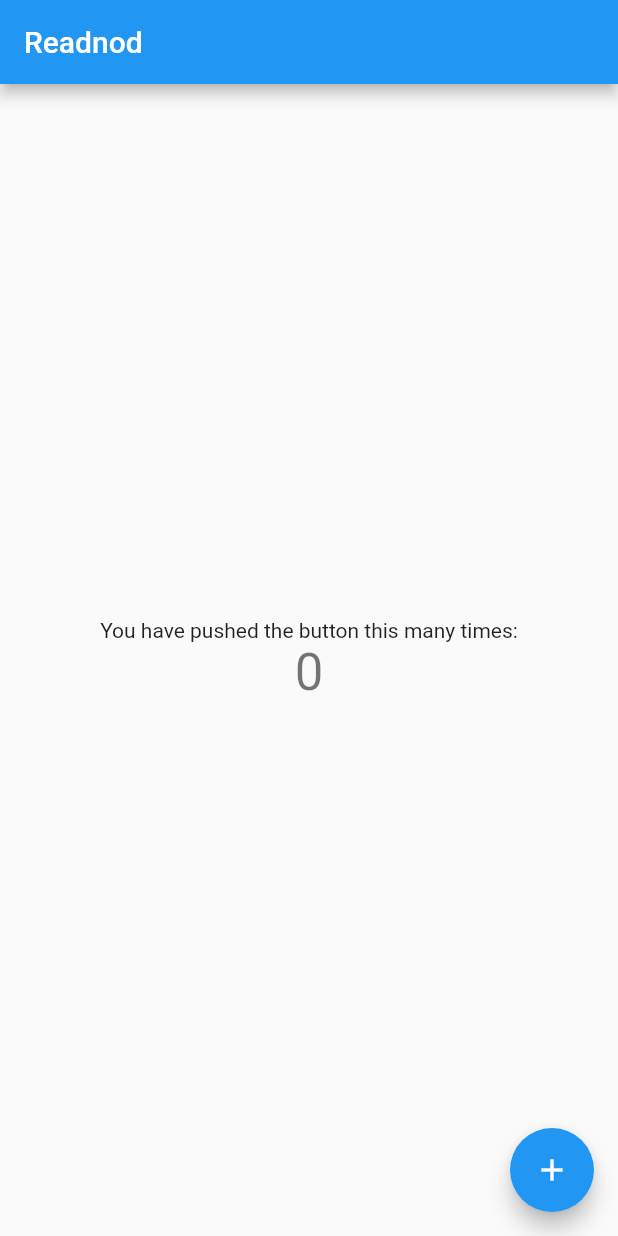
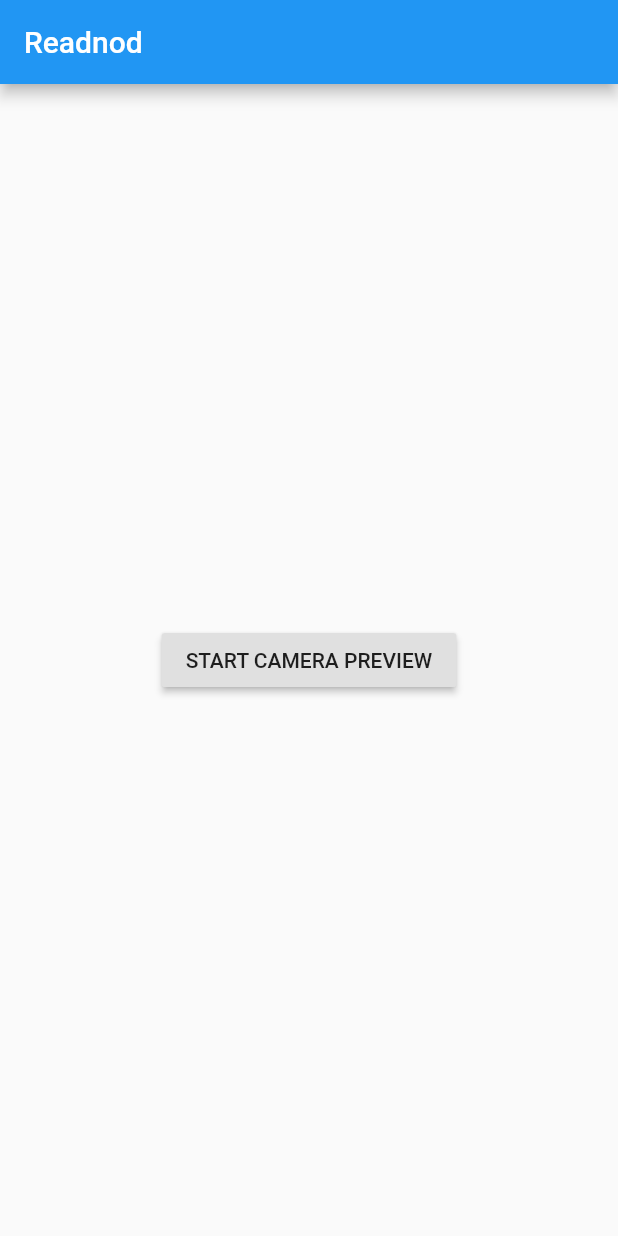
Before and after one commit to softwarehutpl/Flutter_ML_playground, a Flutter app: the screen it shows after launch, on a phone screen of 412 x 824 dp. Run offline on Flutter 3.47's test engine with Material 2 defaults, Android fonts, the phone set to English and light mode, and no system bars; our stand-ins replace camera, flutter_bloc.

Commit message:
feat: added camera preview. pending switching cameras

```diff
--- a/lib/Localizations.dart
+++ /dev/null
@@ -1,45 +0,0 @@
-
-import 'package:flutter/material.dart';
-import 'package:intl/intl.dart';
-import 'package:readnod/l10n/messages_all.dart';
-
-class AppsLocalizations {
-
-  final String localeName;
-
-  AppsLocalizations({@required this.localeName});
-
-  static Future<AppsLocalizations> load(Locale locale) {
-    final String name = (locale.countryCode != null && locale.countryCode.isNotEmpty) ? locale.toString() : locale.languageCode;
-    final String localeName = Intl.canonicalizedLocale(name);
-    return initializeMessages(localeName).then((_) {
-      return AppsLocalizations(localeName: localeName);
-    });
-  }
-
-  static AppsLocalizations of(BuildContext context) {
-    return Localizations.of<AppsLocalizations>(context, AppsLocalizations);
-  }
-
-  String get title {
-    return Intl.message(
-        "Readnod",
-        name: 'title',
-        desc: 'Application title/name',
-        locale: localeName,
-    );
-  }
-}
-
-class AppsLocalizationsDelegate extends LocalizationsDelegate<AppsLocalizations> {
-  const AppsLocalizationsDelegate();
-
-  @override
-  bool isSupported(Locale locale) => ['en', 'pl'].contains(locale.languageCode);
-
-  @override
-  Future<AppsLocalizations> load(Locale locale) => AppsLocalizations.load(locale);
-
-  @override
-  bool shouldReload(AppsLocalizationsDelegate old) => false;
-}
--- a/lib/l10n/intl_en.arb
+++ b/lib/l10n/intl_en.arb
@@ -1,9 +1,33 @@
 {
-  "@@last_modified": "2020-07-02T13:20:42.240228",
+  "@@last_modified": "2020-07-02T16:14:51.627200",
   "title": "Readnod",
   "@title": {
     "description": "Application title/name",
     "type": "text",
     "placeholders": {}
+  },
+  "cameraPreview": "Start camera preview",
+  "@cameraPreview": {
+    "description": "Text used on button for starting camera preview for text recognition",
+    "type": "text",
+    "placeholders": {}
+  },
+  "cameraPermissionsNotGranted": "Camera & Microphone permissions are required. Please grant them in App settings and then retry initialization.",
+  "@cameraPermissionsNotGranted": {
+    "description": "Text used to inform user that camera related permissions are required",
+    "type": "text",
+    "placeholders": {}
+  },
+  "cameraUnknownError": "Unable to initialize camera preview due to unknown error. Please try again later",
+  "@cameraUnknownError": {
+    "description": "Text used to inform user that some unknown error occurred during camera initialization",
+    "type": "text",
+    "placeholders": {}
+  },
+  "retry": "Retry",
+  "@retry": {
+    "description": "Not much to say it's retry",
+    "type": "text",
+    "placeholders": {}
   }
 }
--- a/lib/l10n/intl_messages.arb
+++ b/lib/l10n/intl_messages.arb
@@ -1,9 +1,33 @@
 {
-  "@@last_modified": "2020-07-02T13:20:42.240228",
+  "@@last_modified": "2020-07-02T16:14:51.627200",
   "title": "Readnod",
   "@title": {
     "description": "Application title/name",
     "type": "text",
     "placeholders": {}
+  },
+  "cameraPreview": "Start camera preview",
+  "@cameraPreview": {
+    "description": "Text used on button for starting camera preview for text recognition",
+    "type": "text",
+    "placeholders": {}
+  },
+  "cameraPermissionsNotGranted": "Camera & Microphone permissions are required. Please grant them in App settings and then retry initialization.",
+  "@cameraPermissionsNotGranted": {
+    "description": "Text used to inform user that camera related permissions are required",
+    "type": "text",
+    "placeholders": {}
+  },
+  "cameraUnknownError": "Unable to initialize camera preview due to unknown error. Please try again later",
+  "@cameraUnknownError": {
+    "description": "Text used to inform user that some unknown error occurred during camera initialization",
+    "type": "text",
+    "placeholders": {}
+  },
+  "retry": "Retry",
+  "@retry": {
+    "description": "Not much to say it's retry",
+    "type": "text",
+    "placeholders": {}
   }
 }
--- a/lib/l10n/messages_en.dart
+++ b/lib/l10n/messages_en.dart
@@ -21,6 +21,10 @@ class MessageLookup extends MessageLookupByLibrary {
 
   final messages = _notInlinedMessages(_notInlinedMessages);
   static _notInlinedMessages(_) => <String, Function> {
+    "cameraPermissionsNotGranted" : MessageLookupByLibrary.simpleMessage("Camera & Microphone permissions are required. Please grant them in App settings and then retry initialization."),
+    "cameraPreview" : MessageLookupByLibrary.simpleMessage("Start camera preview"),
+    "cameraUnknownError" : MessageLookupByLibrary.simpleMessage("Unable to initialize camera preview due to unknown error. Please try again later"),
+    "retry" : MessageLookupByLibrary.simpleMessage("Retry"),
     "title" : MessageLookupByLibrary.simpleMessage("Readnod")
   };
 }
--- a/lib/l10n/messages_messages.dart
+++ b/lib/l10n/messages_messages.dart
@@ -21,6 +21,10 @@ class MessageLookup extends MessageLookupByLibrary {
 
   final messages = _notInlinedMessages(_notInlinedMessages);
   static _notInlinedMessages(_) => <String, Function> {
+    "cameraPermissionsNotGranted" : MessageLookupByLibrary.simpleMessage("Camera & Microphone permissions are required. Please grant them in App settings and then retry initialization."),
+    "cameraPreview" : MessageLookupByLibrary.simpleMessage("Start camera preview"),
+    "cameraUnknownError" : MessageLookupByLibrary.simpleMessage("Unable to initialize camera preview due to unknown error. Please try again later"),
+    "retry" : MessageLookupByLibrary.simpleMessage("Retry"),
     "title" : MessageLookupByLibrary.simpleMessage("Readnod")
   };
 }
--- a/lib/l10n/messages_pl.dart
+++ b/lib/l10n/messages_pl.dart
@@ -21,6 +21,10 @@ class MessageLookup extends MessageLookupByLibrary {
 
   final messages = _notInlinedMessages(_notInlinedMessages);
   static _notInlinedMessages(_) => <String, Function> {
+    "cameraPermissionsNotGranted" : MessageLookupByLibrary.simpleMessage("Uprawnienia do korzystania z Aparatu i Mikrofonu są niezbędne. Proszę udostępnij Aplikacji dostęp do nich w ustawieniach systemowych i spróbuj ponownie."),
+    "cameraPreview" : MessageLookupByLibrary.simpleMessage("Uruchom podgląd z aparatu"),
+    "cameraUnknownError" : MessageLookupByLibrary.simpleMessage("Nie udało się zainicjalizować podglądu z aparatu z powodu nieznanego błędu. Proszę spróbuj ponownie później."),
+    "retry" : MessageLookupByLibrary.simpleMessage("Ponów"),
     "title" : MessageLookupByLibrary.simpleMessage("Readnod PL")
   };
 }
--- a/lib/main.dart
+++ b/lib/main.dart
@@ -1,6 +1,8 @@
 import 'package:flutter/material.dart';
 import 'package:flutter_localizations/flutter_localizations.dart';
-import 'package:readnod/Localizations.dart';
+import 'package:readnod/translations.dart';
+import 'package:readnod/navigation.dart';
+import 'package:readnod/text_recognition/preview/widget.dart';
 
 void main() {
   runApp(MyApp());
@@ -11,7 +13,7 @@ class MyApp extends StatelessWidget {
   Widget build(BuildContext context) {
     return MaterialApp(
       localizationsDelegates: [
-        const AppsLocalizationsDelegate(),
+        const TranslationsDelegate(),
         GlobalMaterialLocalizations.delegate,
         GlobalWidgetsLocalizations.delegate,
         GlobalCupertinoLocalizations.delegate,
@@ -23,52 +25,33 @@ class MyApp extends StatelessWidget {
       theme: ThemeData(
         primarySwatch: Colors.blue,
       ),
-      home: MyHomePage(),
+      initialRoute: MyHomePage.route,
+      routes: {
+        MyHomePage.route: (_) => MyHomePage(),
+        CameraPreviewWidget.route: (_) => CameraPreviewWidget(),
+      },
     );
   }
 }
 
-class MyHomePage extends StatefulWidget {
+class MyHomePage extends StatelessWidget {
+  static final route = "/";
+
   MyHomePage({Key key}) : super(key: key);
-
-  @override
-  _MyHomePageState createState() => _MyHomePageState();
-}
-
-class _MyHomePageState extends State<MyHomePage> {
-  int _counter = 0;
-
-  void _incrementCounter() {
-    setState(() {
-      _counter++;
-    });
-  }
 
   @override
   Widget build(BuildContext context) {
     return Scaffold(
-      appBar: AppBar(
-        title: Text(AppsLocalizations.of(context).title),
-      ),
-      body: Center(
-        child: Column(
-          mainAxisAlignment: MainAxisAlignment.center,
-          children: <Widget>[
-            Text(
-              'You have pushed the button this many times:',
-            ),
-            Text(
-              '$_counter',
-              style: Theme.of(context).textTheme.headline4,
-            ),
-          ],
+        appBar: AppBar(
+          title: Text(Translations.of(context).title),
         ),
-      ),
-      floatingActionButton: FloatingActionButton(
-        onPressed: _incrementCounter,
-        tooltip: 'Increment',
-        child: Icon(Icons.add),
-      ),
-    );
+        body: Center(
+          child: RaisedButton(
+            child: Text(Translations.of(context).cameraPreview.toUpperCase()),
+            onPressed: () {
+              pushScreenNamed(context, CameraPreviewWidget.route);
+            },
+          ),
+        ));
   }
 }
--- /dev/null
+++ b/lib/text_recognition/preview/events.dart
@@ -0,0 +1,5 @@
+abstract class PreviewEvent { }
+
+class InitializePreviewEvent extends PreviewEvent { }
+
+class InitializedPreviewEvent extends PreviewEvent { }
--- /dev/null
+++ b/lib/translations.dart
@@ -0,0 +1,81 @@
+
+import 'package:flutter/material.dart';
+import 'package:intl/intl.dart';
+import 'package:readnod/l10n/messages_all.dart';
+
+class Translations {
+
+  final String localeName;
+
+  Translations({@required this.localeName});
+
+  static Future<Translations> load(Locale locale) {
+    final String name = (locale.countryCode != null && locale.countryCode.isNotEmpty) ? locale.toString() : locale.languageCode;
+    final String localeName = Intl.canonicalizedLocale(name);
+    return initializeMessages(localeName).then((_) {
+      return Translations(localeName: localeName);
+    });
+  }
+
+  static Translations of(BuildContext context) {
+    return Localizations.of<Translations>(context, Translations);
+  }
+
+  String get title {
+    return Intl.message(
+        "Readnod",
+        name: 'title',
+        desc: 'Application title/name',
+        locale: localeName,
+    );
+  }
+
+  String get cameraPreview {
+    return Intl.message(
+      "Start camera preview",
+      name: 'cameraPreview',
+      desc: 'Text used on button for starting camera preview for text recognition',
+      locale: localeName,
+    );
+  }
+
+  String get cameraPermissionsNotGranted {
+    return Intl.message(
+      "Camera & Microphone permissions are required. Please grant them in App settings and then retry initialization.",
+      name: 'cameraPermissionsNotGranted',
+      desc: 'Text used to inform user that camera related permissions are required',
+      locale: localeName,
+    );
+  }
+
+  String get cameraUnknownError {
+    return Intl.message(
+      "Unable to initialize camera preview due to unknown error. Please try again later",
+      name: 'cameraUnknownError',
+      desc: 'Text used to inform user that some unknown error occurred during camera initialization',
+      locale: localeName,
+    );
+  }
+
+  String get retry {
+    return Intl.message(
+      "Retry",
+      name: 'retry',
+      desc: "Not much to say it's retry",
+      locale: localeName,
+    );
+  }
+}
+
+class TranslationsDelegate extends LocalizationsDelegate<Translations> {
+  const TranslationsDelegate();
+
+  @override
+  bool isSupported(Locale locale) => ['en', 'pl'].contains(locale.languageCode);
+
+  @override
+  Future<Translations> load(Locale locale) => Translations.load(locale);
+
+  @override
+  bool shouldReload(TranslationsDelegate old) => false;
+}
```
Also changed, not shown: lib/l10n/intl_pl.arb (+25 -1 lines), lib/navigation.dart (added, +32 -0 lines), lib/text_recognition/preview/bloc.dart (added, +52 -0 lines), lib/text_recognition/preview/states.dart (added, +17 -0 lines), lib/text_recognition/preview/widget.dart (added, +142 -0 lines), pubspec.yaml (+7 -0 lines), pubspec.lock, 3 other files.
